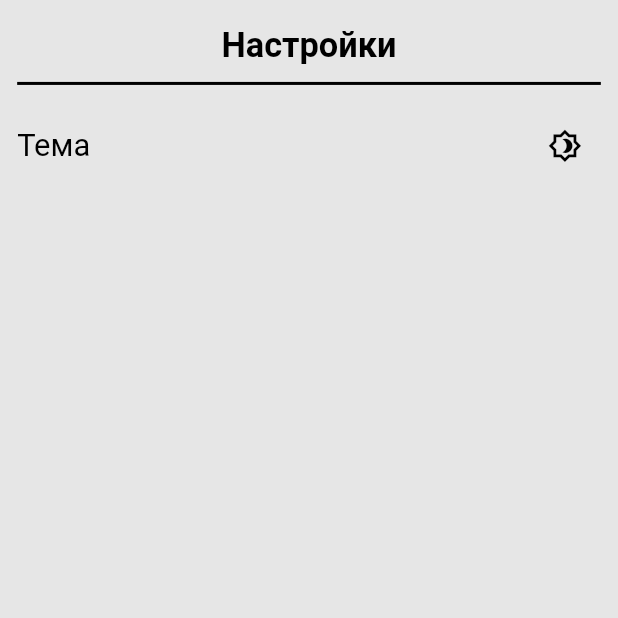
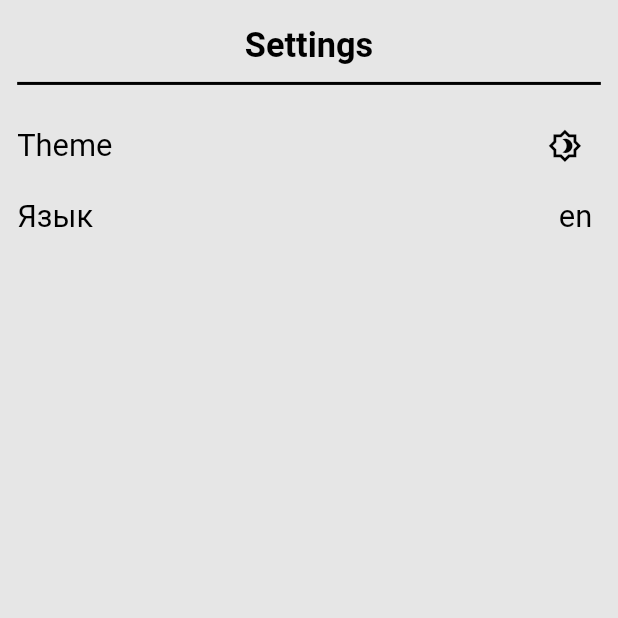
Before and after one commit to darkmoonight/IKMS, a Flutter app: the SettingsPage screen opened directly, on a phone screen of 412 x 824 dp, the top half of it. Run offline on Flutter 3.47's test engine with Material 2 defaults, Android fonts, the phone set to English and light mode, and no system bars; our stand-ins replace date_picker_timeline, flutter_screenutil, get, get_storage; accounts and stored records are empty; generated files the repository leaves out were written again.

Commit message:
localization

```diff
--- /dev/null
+++ b/l10n.yaml
@@ -0,0 +1,3 @@
+arb-dir: lib/l10n
+template-arb-file: app_en.arb
+output-localization-file: app_localizations.dart
--- a/lib/app/modules/settings/view.dart
+++ b/lib/app/modules/settings/view.dart
@@ -1,7 +1,7 @@
 import 'package:flutter/material.dart';
 import 'package:flutter_screenutil/flutter_screenutil.dart';
 import 'package:get/get.dart';
-
+import 'package:flutter_gen/gen_l10n/app_localizations.dart';
 import '../../../utils/theme_controller.dart';
 
 class SettingsPage extends StatefulWidget {
@@ -17,6 +17,7 @@ class _SettingsPageState extends State<SettingsPage> {
   @override
   Widget build(BuildContext context) {
     var theme = Theme.of(context);
+    Locale myLocale = Localizations.localeOf(context);
     return Scaffold(
       backgroundColor: theme.scaffoldBackgroundColor,
       body: SafeArea(
@@ -26,7 +27,7 @@ class _SettingsPageState extends State<SettingsPage> {
             Padding(
               padding: EdgeInsets.symmetric(horizontal: 10.w),
               child: Text(
-                'Настройки',
+                AppLocalizations.of(context)!.settings,
                 style: theme.textTheme.headline2,
                 textAlign: TextAlign.center,
               ),
@@ -44,7 +45,7 @@ class _SettingsPageState extends State<SettingsPage> {
                 mainAxisAlignment: MainAxisAlignment.spaceBetween,
                 children: [
                   Text(
-                    'Тема',
+                    AppLocalizations.of(context)!.theme,
                     style: theme.textTheme.headline3,
                   ),
                   IconButton(
@@ -66,6 +67,23 @@ class _SettingsPageState extends State<SettingsPage> {
                 ],
               ),
             ),
+            Padding(
+              padding: EdgeInsets.only(
+                  left: 10.w, top: 5.w, bottom: 5.w, right: 15.w),
+              child: Row(
+                mainAxisAlignment: MainAxisAlignment.spaceBetween,
+                children: [
+                  Text(
+                    'Язык',
+                    style: theme.textTheme.headline3,
+                  ),
+                  Text(
+                    "$myLocale",
+                    style: theme.textTheme.headline3,
+                  )
+                ],
+              ),
+            ),
           ],
         ),
       ),
--- a/lib/app/modules/widgets/nav.dart
+++ b/lib/app/modules/widgets/nav.dart
@@ -1,6 +1,7 @@
 import 'package:flutter/material.dart';
 import 'package:project_cdis/app/modules/home/view.dart';
 import 'package:project_cdis/app/modules/settings/view.dart';
+import 'package:flutter_gen/gen_l10n/app_localizations.dart';
 
 class BottomNavigation extends StatefulWidget {
   const BottomNavigation({super.key});
@@ -33,17 +34,17 @@ class _BottomNavigationState extends State<BottomNavigation> {
         showUnselectedLabels: false,
         selectedItemColor: Colors.blue,
         enableFeedback: true,
-        items: const [
+        items: [
           BottomNavigationBarItem(
-            label: "Расписание",
+            label: AppLocalizations.of(context)!.schedule,
             icon: Icon(Icons.apps_sharp),
           ),
           BottomNavigationBarItem(
-            label: "Преподаватели",
+            label: "",
             icon: Icon(Icons.person),
           ),
           BottomNavigationBarItem(
-            label: "Настройки",
+            label: AppLocalizations.of(context)!.settings,
             icon: Icon(Icons.settings),
           ),
         ],
--- /dev/null
+++ b/lib/l10n/app_en.arb
@@ -0,0 +1,5 @@
+{
+    "schedule": "Schedule",
+    "theme": "Theme",
+    "settings": "Settings"
+}
--- /dev/null
+++ b/lib/l10n/app_ru.arb
@@ -0,0 +1,5 @@
+{
+    "schedule": "Расписание",
+    "theme": "Тема",
+    "settings": "Настройки"
+}
--- a/pubspec.yaml
+++ b/pubspec.yaml
@@ -10,6 +10,8 @@ environment:
 
 dependencies:
   flutter:
+    sdk: flutter
+  flutter_localizations:
     sdk: flutter
   cupertino_icons: ^1.0.2
   get: ^4.6.5
@@ -25,4 +27,5 @@ dev_dependencies:
   flutter_lints: ^2.0.0
 
 flutter:
+  generate: true
   uses-material-design: true
```
Also changed, not shown: lib/app/modules/home/view.dart (+6 -4 lines), lib/main.dart (+21 -2 lines), pubspec.lock.
